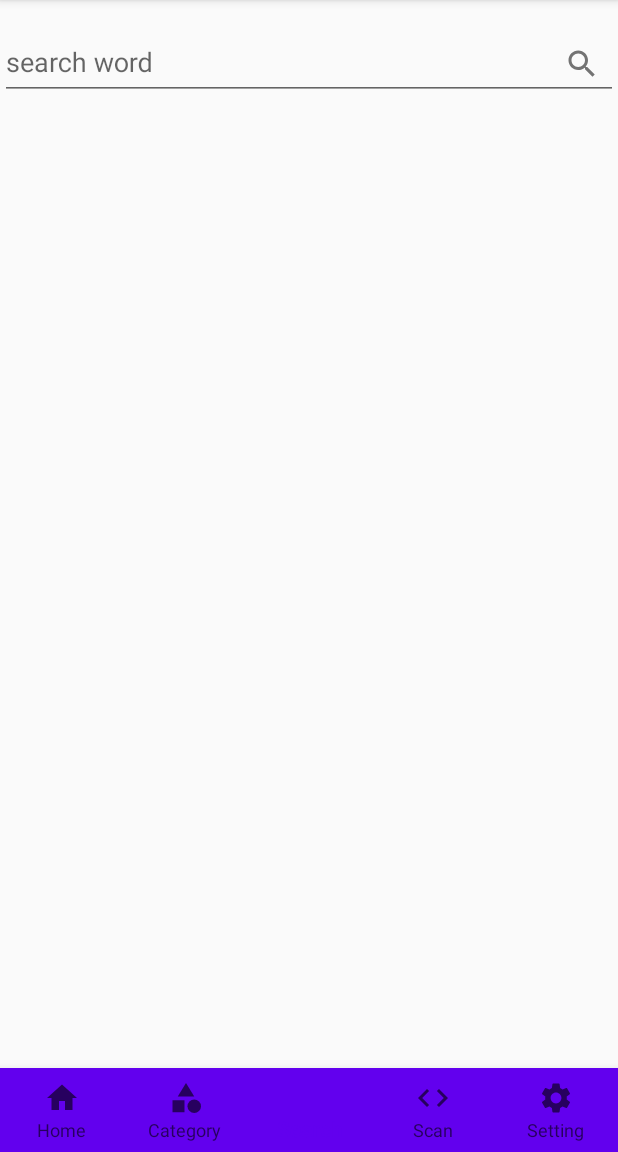
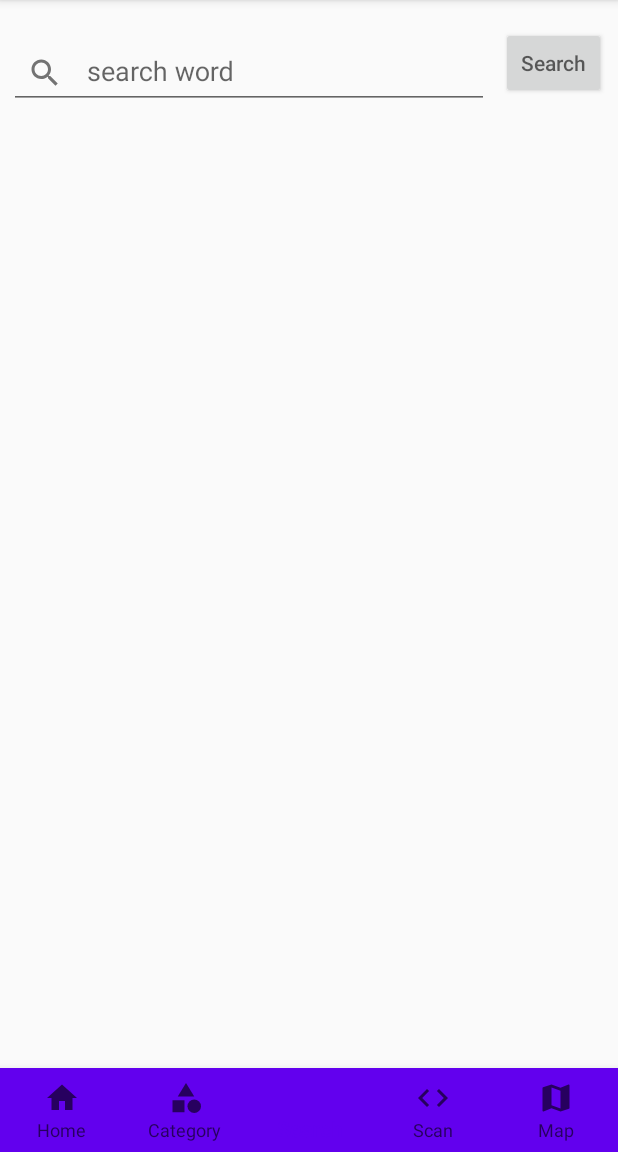
Before and after one commit to ETS-Android3/Detox, an Android app: the screen it shows after launch (MainActivity), item 3 of the bottom bar chosen, on a phone screen of 412 x 824 dp, the part 84-1236 px from its top. Run offline under Robolectric (Android 15) with nearby library versions, the phone set to English and light mode, and no system bars.

Commit message:
bottom navigation bar

```diff
--- a/app/src/main/AndroidManifest.xml
+++ b/app/src/main/AndroidManifest.xml
@@ -1,8 +1,10 @@
 <?xml version="1.0" encoding="utf-8"?>
 <manifest xmlns:android="http://schemas.android.com/apk/res/android"
     package="com.example.tp33_detoxers">
+    <uses-permission android:name="android.permission.INTERNET" />
 
     <application
+        android:usesCleartextTraffic="true"
         android:allowBackup="true"
         android:icon="@mipmap/ic_launcher"
         android:label="@string/app_name"
--- a/app/src/main/java/com/example/tp33_detoxers/SearchFragment.java
+++ b/app/src/main/java/com/example/tp33_detoxers/SearchFragment.java
@@ -1,18 +1,112 @@
 package com.example.tp33_detoxers;
 
+import android.os.AsyncTask;
 import android.os.Bundle;
+import android.text.Editable;
+import android.text.TextWatcher;
 import android.view.LayoutInflater;
 import android.view.View;
 import android.view.ViewGroup;
+import android.widget.Button;
+import android.widget.EditText;
 
 import androidx.fragment.app.Fragment;
+import androidx.recyclerview.widget.DividerItemDecoration;
+import androidx.recyclerview.widget.LinearLayoutManager;
+import androidx.recyclerview.widget.RecyclerView;
+
+import com.example.tp33_detoxers.adapter.RVSearchAdpater;
+import com.example.tp33_detoxers.model.SearchResult;
+import com.example.tp33_detoxers.SearchAPI;
+
+import org.json.JSONArray;
+
+import java.util.ArrayList;
+import java.util.List;
 
 public class SearchFragment extends Fragment {
+    private SearchAPI searchAPI=null;
+    private RecyclerView recyclerView;
+    private RecyclerView.LayoutManager layoutManager;
+    private List<SearchResult> products;
+    private RVSearchAdpater adapter;
+
+
     public SearchFragment() {}
 
+    @Override
     public View onCreateView(LayoutInflater inflater, ViewGroup container,
                              Bundle savedInstanceState){
         View searchView = inflater.inflate(R.layout.fragment_search, container, false);
+        searchAPI = new SearchAPI();
+
+        recyclerView = searchView.findViewById(R.id.recySearch);
+        products = new ArrayList<>();
+
+        final EditText et_search = searchView.findViewById(R.id.ed_search);
+        final Button btn_search =searchView.findViewById(R.id.btn_search);
+
+        et_search.addTextChangedListener(new TextWatcher() {
+            @Override
+            public void beforeTextChanged(CharSequence s, int start, int count, int after) {
+
+            }
+
+            @Override
+            public void onTextChanged(CharSequence s, int start, int before, int count) {
+
+            }
+
+            @Override
+            public void afterTextChanged(Editable s) {
+                btn_search.setOnClickListener(new View.OnClickListener() {
+                    @Override
+                    public void onClick(View v) {
+                        products.clear();
+                        adapter = new RVSearchAdpater(products);
+                        String keyword = et_search.getText().toString();
+                        searchProduct searchProduct = new searchProduct();
+                        searchProduct.execute(keyword);
+                    }
+                });
+            }
+        });
         return searchView;
     }
+
+    private void saveData(String name, String url, String id){
+        SearchResult searchResult = new SearchResult(url, name, id);
+        products.add(searchResult);
+        adapter.addProducts(products);
+    }
+
+    //async to get the result of the search
+    public class searchProduct extends AsyncTask<String,Void,RVSearchAdpater>{
+
+        @Override
+        protected RVSearchAdpater doInBackground(String... strings) {
+            String result = SearchAPI.search(strings[0]);
+            try{
+                JSONArray j = new JSONArray(SearchAPI.getSource(result));
+                for(int i = 0; i < 10; i++){
+                    String name = j.getJSONObject(i).getString("product_name");
+                    String id = j.getJSONObject(i).getString("id");
+                    String url = j.getJSONObject(i).getString("image_front_url");
+                    saveData(name, url, id);
+                }
+            }catch (Exception e){
+                e.printStackTrace();
+            }
+            adapter = new RVSearchAdpater(products);
+            return adapter;
+        }
+
+        @Override
+        protected void onPostExecute(RVSearchAdpater a){
+            recyclerView.addItemDecoration(new DividerItemDecoration(getActivity(), LinearLayoutManager.VERTICAL));
+            recyclerView.setAdapter(a);
+            layoutManager = new LinearLayoutManager(getActivity());
+            recyclerView.setLayoutManager(layoutManager);
+        }
+    }
 }
--- /dev/null
+++ b/app/src/main/res/drawable/ic_baseline_map_24.xml
@@ -0,0 +1,10 @@
+<vector xmlns:android="http://schemas.android.com/apk/res/android"
+    android:width="24dp"
+    android:height="24dp"
+    android:viewportWidth="24"
+    android:viewportHeight="24"
+    android:tint="?attr/colorControlNormal">
+  <path
+      android:fillColor="@android:color/white"
+      android:pathData="M20.5,3l-0.16,0.03L15,5.1 9,3 3.36,4.9c-0.21,0.07 -0.36,0.25 -0.36,0.48V20.5c0,0.28 0.22,0.5 0.5,0.5l0.16,-0.03L9,18.9l6,2.1 5.64,-1.9c0.21,-0.07 0.36,-0.25 0.36,-0.48V3.5c0,-0.28 -0.22,-0.5 -0.5,-0.5zM15,19l-6,-2.11V5l6,2.11V19z"/>
+</vector>
--- /dev/null
+++ b/app/src/main/res/layout/fragment_ingredient.xml
@@ -0,0 +1,6 @@
+<?xml version="1.0" encoding="utf-8"?>
+<androidx.constraintlayout.widget.ConstraintLayout
+    xmlns:android="http://schemas.android.com/apk/res/android" android:layout_width="match_parent"
+    android:layout_height="match_parent">
+
+</androidx.constraintlayout.widget.ConstraintLayout>
--- a/app/src/main/res/layout/fragment_search.xml
+++ b/app/src/main/res/layout/fragment_search.xml
@@ -5,12 +5,16 @@
     xmlns:app="http://schemas.android.com/apk/res-auto"
     android:orientation="vertical">
 
-    <com.google.android.material.textfield.TextInputLayout
+    <LinearLayout
         android:layout_width="match_parent"
         android:layout_height="wrap_content"
+        android:layout_margin="6dp"
+        android:orientation="horizontal">
+    <com.google.android.material.textfield.TextInputLayout
+        android:layout_width="320dp"
+        android:layout_height="wrap_content"
         android:hint="search word"
-        app:endIconMode="custom"
-        app:endIconDrawable="@drawable/ic_baseline_search_24"
+        app:startIconDrawable="@drawable/ic_baseline_search_24"
         android:layout_marginTop="8dp"
         android:layout_marginBottom="8dp">
 
@@ -19,6 +23,13 @@
             android:layout_width="match_parent"
             android:layout_height="match_parent" />
     </com.google.android.material.textfield.TextInputLayout>
+        <Button
+            android:layout_width="70dp"
+            android:layout_height="wrap_content"
+            android:id="@+id/btn_search"
+            android:layout_marginLeft="8dp"
+            android:hint="Search" />
+    </LinearLayout>
 
     <androidx.recyclerview.widget.RecyclerView
         android:id="@+id/recySearch"
@@ -27,4 +38,5 @@
         android:layout_margin="10dp"
         android:scrollbars="vertical" />
 
+
 </LinearLayout>
--- a/app/src/main/res/layout/recycview_search.xml
+++ b/app/src/main/res/layout/recycview_search.xml
@@ -7,6 +7,7 @@
     android:orientation="horizontal">
 
     <ImageView
+        android:id="@+id/rv_image"
         android:layout_width="0dp"
         android:layout_height="match_parent"
         android:gravity="center"
@@ -14,6 +15,7 @@
         android:adjustViewBounds="true" />
 
     <TextView
+        android:id="@+id/rv_name"
         android:layout_width="0dp"
         android:layout_height="match_parent"
         android:gravity="center"
--- a/app/src/main/res/menu/bottom_navigation_menu.xml
+++ b/app/src/main/res/menu/bottom_navigation_menu.xml
@@ -21,9 +21,9 @@
         android:title="Scan" />
 
     <item
-        android:id="@+id/page_setting"
-        android:icon="@drawable/ic_baseline_settings_24"
-        android:title="Setting" />
+        android:id="@+id/page_map"
+        android:icon="@drawable/ic_baseline_map_24"
+        android:title="Map" />
 
 
 </menu>
```
Also changed, not shown: app/build.gradle (+8 -0 lines), app/src/main/java/com/example/tp33_detoxers/SearchAPI.java (added, +53 -0 lines), app/src/main/java/com/example/tp33_detoxers/adapter/RVSearchAdpater.java (added, +90 -0 lines), app/src/main/java/com/example/tp33_detoxers/model/SearchResult.java (added, +33 -0 lines).
